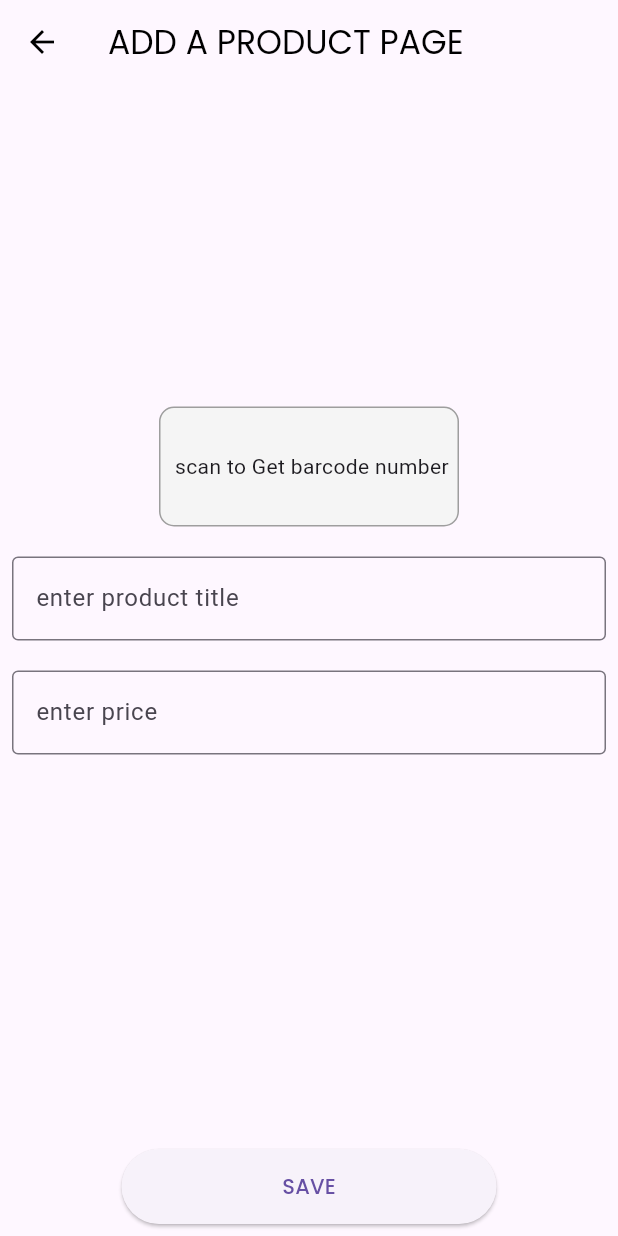
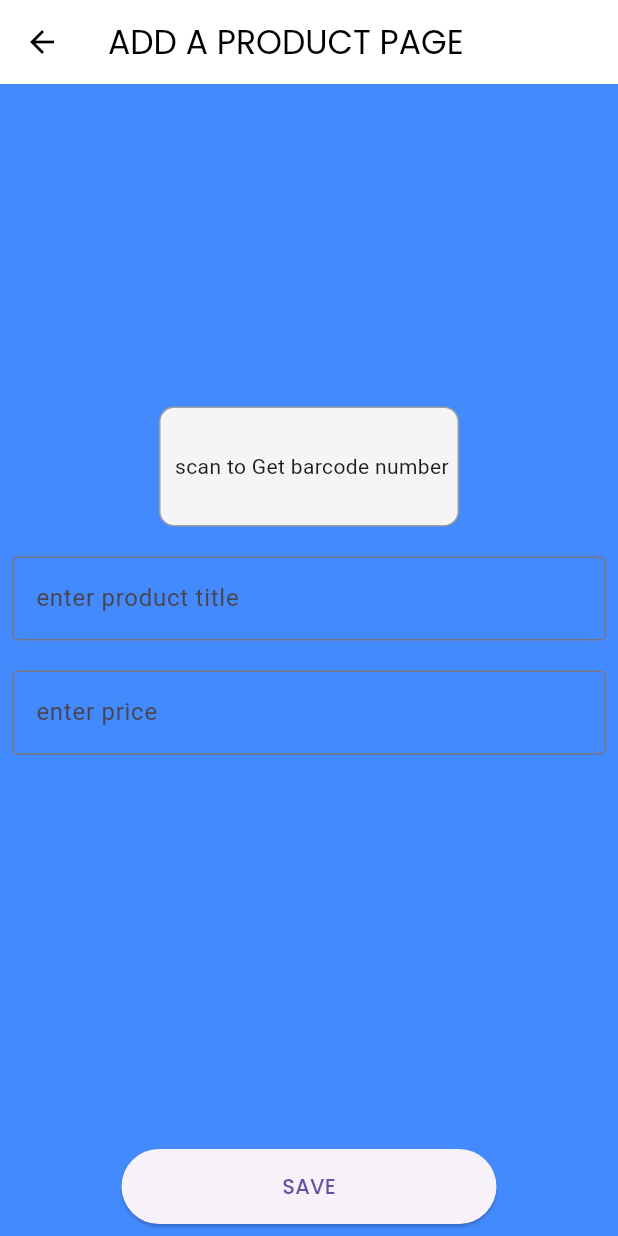
Before and after one commit to karim99169/kareem_app, a Flutter app: the screen it shows after launch, after a tap on the "add" icon, on a phone screen of 412 x 824 dp. Run offline on Flutter 3.47's test engine with Material 3 defaults, Android fonts, the phone set to English and light mode, and no system bars; our stand-ins replace google_fonts; missing offline and left inert: simple_barcode_scanner; network calls fail.

Commit message:
i change the design in add a product and in super home page . ali

```diff
--- a/lib/add_a_product_page.dart
+++ b/lib/add_a_product_page.dart
@@ -42,11 +42,12 @@ class _AddProductPageState extends State<AddProductPage> {
   @override
   Widget build(BuildContext context) {
     return Scaffold(
+      backgroundColor: Colors.blueAccent,
       extendBodyBehindAppBar: true,
       appBar: AppBar(
         title:  Text('ADD A PRODUCT PAGE',style: GoogleFonts.poppins(color:Colors.black),),
         iconTheme: const IconThemeData(color: Colors.black),
-        backgroundColor: Colors.transparent,elevation: 0,),
+        backgroundColor:Colors.white),
         body: Center(child: Padding(
           padding: const EdgeInsets.all(8.0),
           child: Column(
@@ -78,10 +79,12 @@ class _AddProductPageState extends State<AddProductPage> {
                 const SizedBox(height: 20,),
                 TextField(
                 controller: titleController,
+                style: TextStyle(color: Colors.white),
                 decoration: const InputDecoration(labelText: "enter product title",border: OutlineInputBorder(borderSide: BorderSide(color: Colors.blue))),),
 
                const SizedBox(height: 20,),
                 TextField(
+                  style: TextStyle(color: Colors.white),
                 controller: priceController,
                 decoration: const InputDecoration(labelText: "enter price",border:OutlineInputBorder(borderSide:BorderSide(color: Colors.blue))),keyboardType: TextInputType.number,)
 
--- a/lib/super_home_page.dart
+++ b/lib/super_home_page.dart
@@ -65,8 +65,12 @@ Future<void> fetchData(String result) async {
                 itemCount: data.length,
                 itemBuilder: ((context, index) {
                 return ListTile(
-   title: Text(data[index]["title"].toString()),
-   trailing: Text(data[index]['price']+'\$'),
+   title: Text(data[index]["title"].toString() , style: TextStyle(
+     color: Colors.white
+   ),),
+   trailing: Text(data[index]['price']+'\$' ,style: TextStyle(
+       color: Colors.white
+   ),),
 );
               }))):
 
@@ -79,7 +83,7 @@ Future<void> fetchData(String result) async {
               ElevatedButton(
               style: ElevatedButton.styleFrom(
               minimumSize: const Size(300,70),
-              backgroundColor: Colors.blue.shade400,shape: RoundedRectangleBorder(borderRadius: BorderRadius.circular(10))),
+              backgroundColor: Colors.white,shape: RoundedRectangleBorder(borderRadius: BorderRadius.circular(10))),
                onPressed: () async{
                     var res = await Navigator.push(
                         context,
```
Also changed, not shown: 1 other file.
